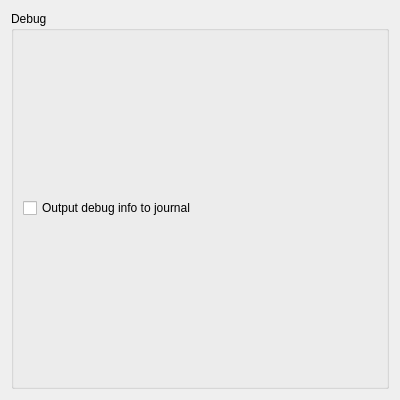
Old version of the form force-csd-decorations/contents/ui/config.ui in the repository rodrigopedra/force-csd-decorations.
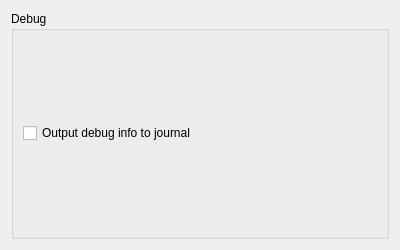
New version of the form.

Commit message: improve config form

```diff
--- a/force-csd-decorations/contents/ui/config.ui
+++ b/force-csd-decorations/contents/ui/config.ui
@@ -7,13 +7,13 @@
         <x>0</x>
         <y>0</y>
         <width>400</width>
-        <height>400</height>
+        <height>250</height>
       </rect>
     </property>
     <property name="minimumSize">
       <size>
         <width>400</width>
-        <height>350</height>
+        <height>250</height>
       </size>
     </property>
     <property name="windowTitle">
```
Left out of the diff: 8 changed lines with no effect on the pictures. The commit also changes 1 other file.
